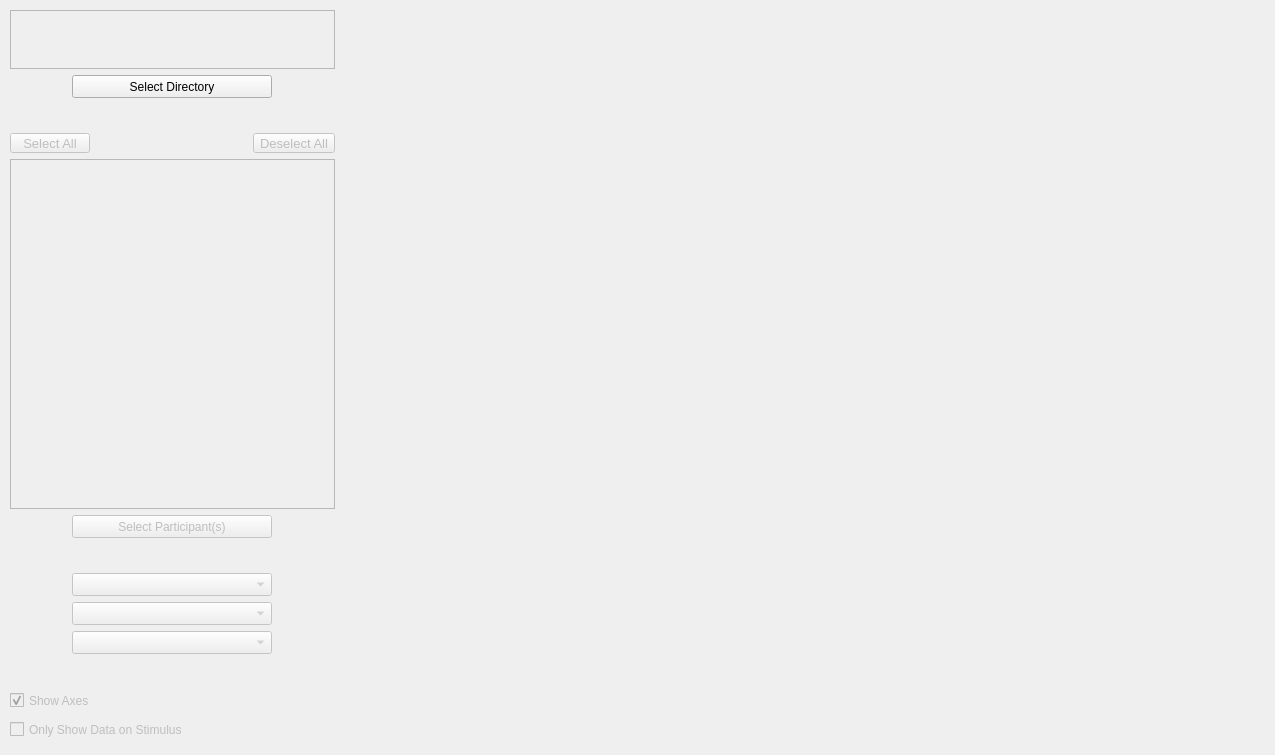
First picture: the form in app_gui.ui, repository ks061/eye-tracking-visualizer, before the edit.
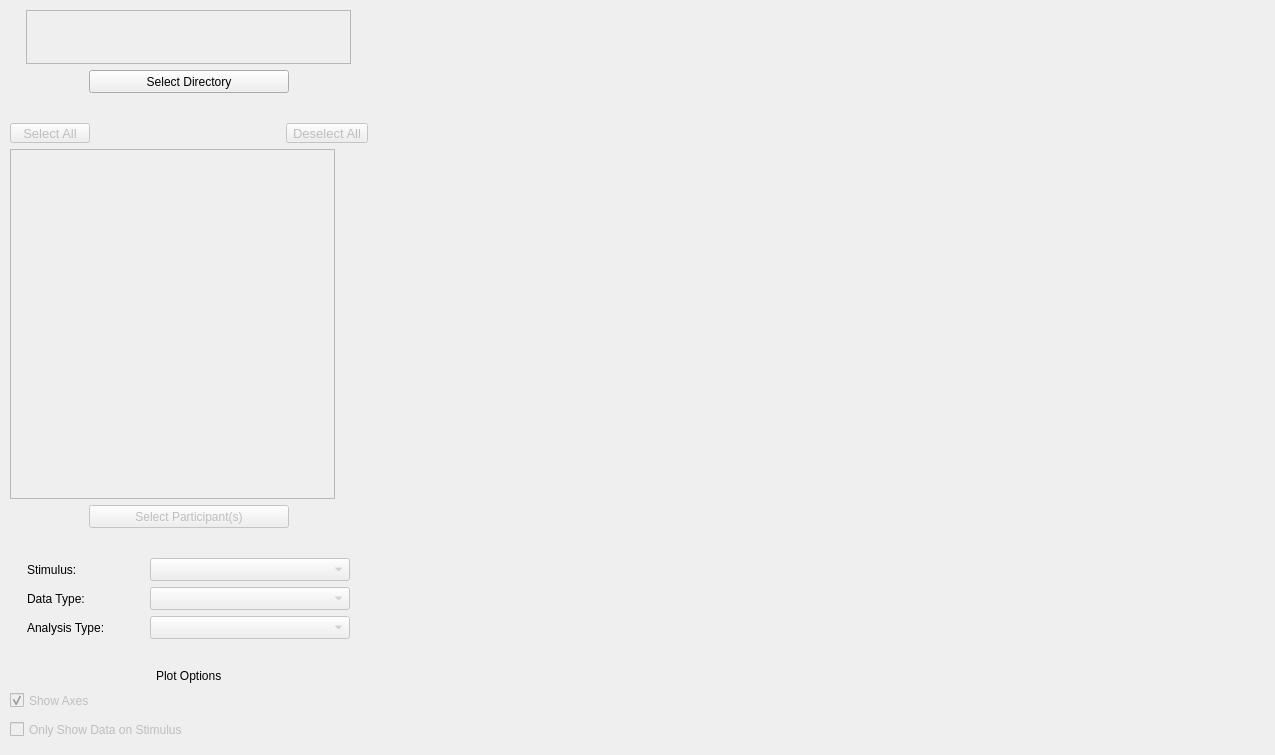
Second picture: the form after the edit.

Commit message: Added labels to following drop-down menus: stimulus, data type, analysis type. Added label for plot options.

Patch:
```diff
--- a/app_gui.ui
+++ b/app_gui.ui
@@ -28,7 +28,7 @@
      <rect>
       <x>10</x>
       <y>10</y>
-      <width>1251</width>
+      <width>1315</width>
       <height>731</height>
      </rect>
     </property>
@@ -61,7 +61,7 @@
             <x>0</x>
             <y>0</y>
             <width>323</width>
-            <height>52</height>
+            <height>44</height>
            </rect>
           </property>
           <widget class="QLabel" name="_error_message">
@@ -295,7 +295,22 @@
          </property>
         </spacer>
        </item>
-       <item alignment="Qt::AlignHCenter">
+       <item>
+        <layout class="QHBoxLayout" name="horizontalLayout">
+         <item>
+          <widget class="QLabel" name="label">
+           <property name="maximumSize">
+            <size>
+             <width>100</width>
+             <height>16777215</height>
+            </size>
+           </property>
+           <property name="text">
+            <string>Stimulus:</string>
+           </property>
+          </widget>
+         </item>
+         <item>
         <widget class="QComboBox" name="_stimulus_selection_menu">
          <property name="enabled">
           <bool>false</bool>
@@ -314,7 +329,24 @@
          </property>
         </widget>
        </item>
-       <item alignment="Qt::AlignHCenter">
+        </layout>
+       </item>
+       <item>
+        <layout class="QHBoxLayout" name="horizontalLayout_2">
+         <item>
+          <widget class="QLabel" name="label_2">
+           <property name="maximumSize">
+            <size>
+             <width>100</width>
+             <height>16777215</height>
+            </size>
+           </property>
+           <property name="text">
+            <string>Data Type:</string>
+           </property>
+          </widget>
+         </item>
+         <item>
         <widget class="QComboBox" name="_data_type_selection_menu">
          <property name="enabled">
           <bool>false</bool>
@@ -333,7 +365,24 @@
          </property>
         </widget>
        </item>
-       <item alignment="Qt::AlignHCenter">
+        </layout>
+       </item>
+       <item>
+        <layout class="QHBoxLayout" name="horizontalLayout_3">
+         <item>
+          <widget class="QLabel" name="label_3">
+           <property name="maximumSize">
+            <size>
+             <width>100</width>
+             <height>16777215</height>
+            </size>
+           </property>
+           <property name="text">
+            <string>Analysis Type:</string>
+           </property>
+          </widget>
+         </item>
+         <item>
         <widget class="QComboBox" name="_analysis_type_selection_menu">
          <property name="enabled">
           <bool>false</bool>
@@ -352,6 +401,8 @@
          </property>
         </widget>
        </item>
+        </layout>
+       </item>
        <item>
         <spacer name="verticalSpacer">
          <property name="orientation">
@@ -365,6 +416,13 @@
          </property>
         </spacer>
        </item>
+       <item alignment="Qt::AlignHCenter">
+        <widget class="QLabel" name="label_4">
+         <property name="text">
+          <string>Plot Options</string>
+         </property>
+        </widget>
+       </item>
        <item>
         <widget class="QCheckBox" name="_axes_selection_check_box">
          <property name="enabled">
```
Lines whose indentation alone changed are shown as unchanged.
